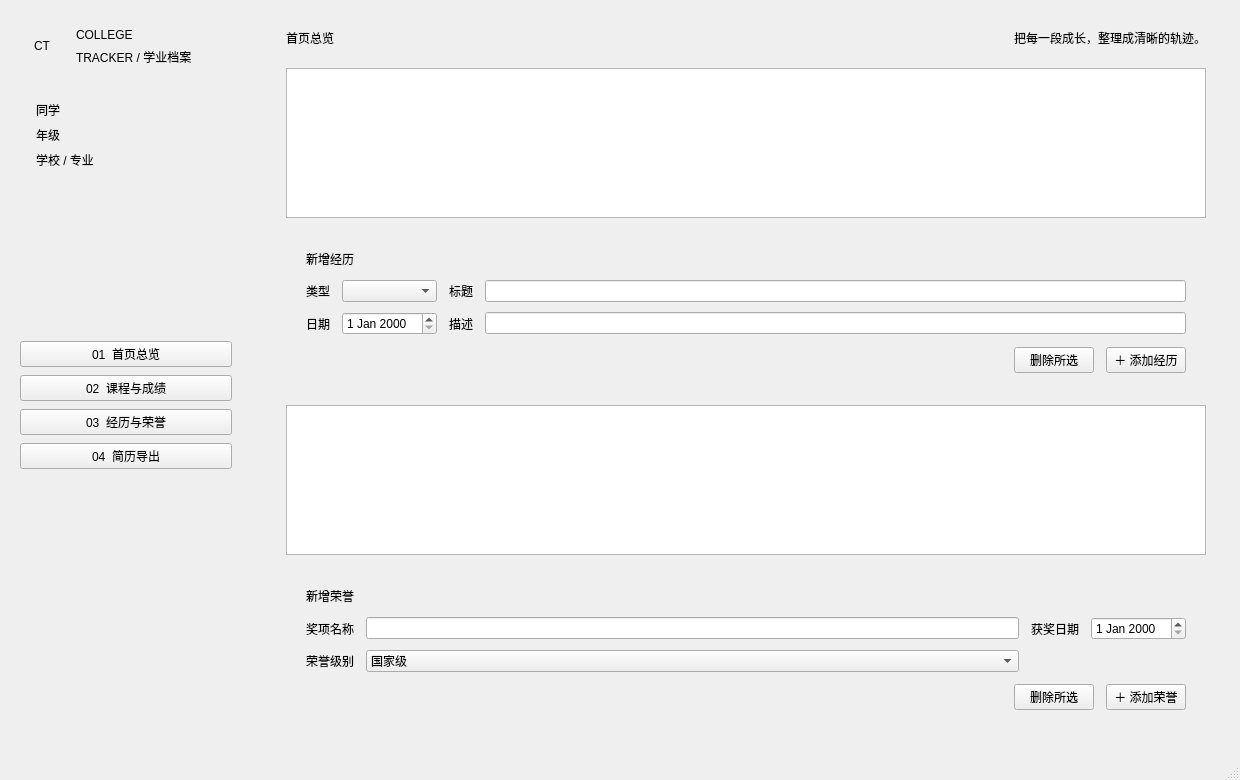
Qt form ui/mainwindow.ui (TokeyTuT/CollegeTracker) before a commit.
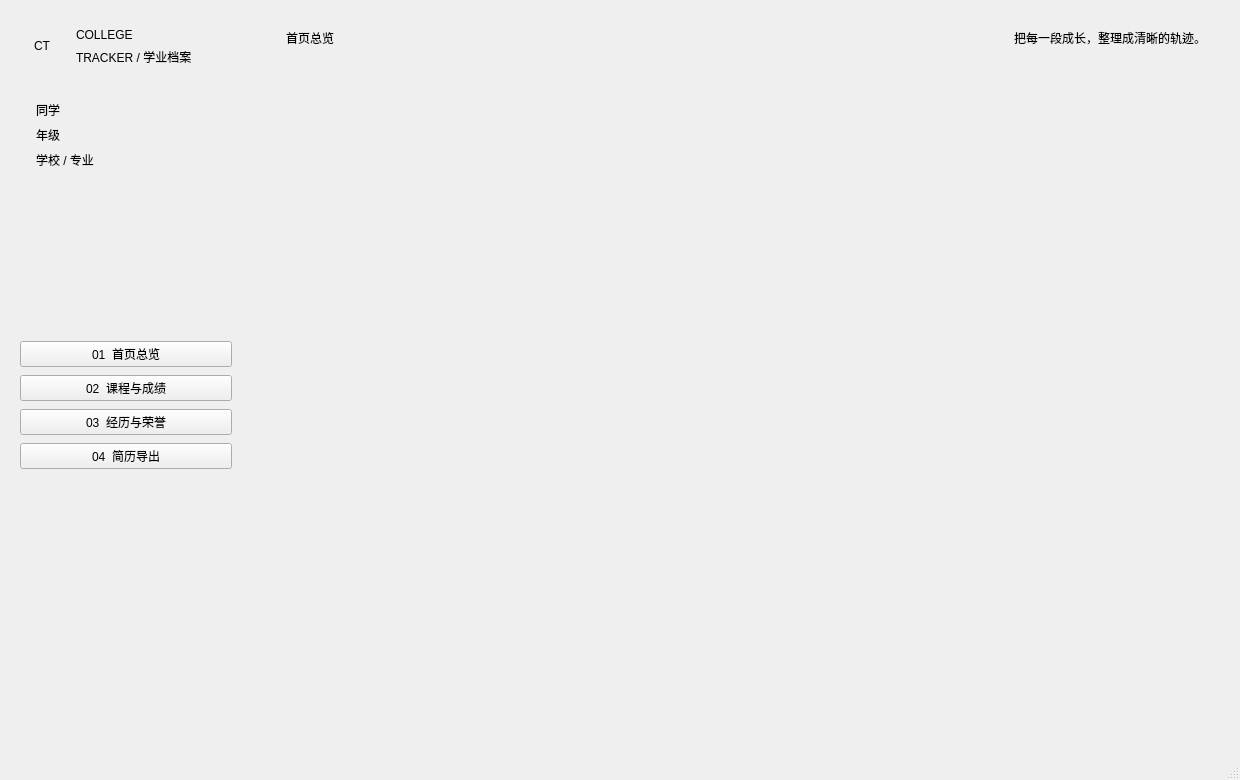
The same form after that commit. The open tabs and pages were chosen to show the change.

Commit message: 进一步重构了了 MainWindow 界面 添加带有UI组件和功能的主页类和简历页类 - 创建了包含图表和统计信息显示界面元素的HomePage.h。 - 实现了ResumePage.cpp和ResumePage.h，用于管理用户简历，包括照片处理、技能和摘要编辑功能。 --- 增加了将简历导出为PDF以及预览模板的功能。 -- 引入了键盘交互事件过滤和动态UI更新功能。

```diff
--- a/ui/mainwindow.ui
+++ b/ui/mainwindow.ui
@@ -292,352 +292,7 @@
         </layout>
        </item>
        <item>
-        <widget class="QStackedWidget" name="stackedWidget">
-         <property name="currentIndex">
-          <number>0</number>
-         </property>
-         <widget class="QWidget" name="homePage"/>
-         <widget class="QWidget" name="coursePage">
-          <layout class="QVBoxLayout" name="coursePageLayout">
-           <property name="spacing">
-            <number>14</number>
-           </property>
-           <property name="leftMargin">
-            <number>0</number>
-           </property>
-           <property name="topMargin">
-            <number>0</number>
-           </property>
-           <property name="rightMargin">
-            <number>0</number>
-           </property>
-           <property name="bottomMargin">
-            <number>0</number>
-           </property>
-           <item>
-            <layout class="QHBoxLayout" name="courseToolbarLayout">
-             <property name="spacing">
-              <number>8</number>
-             </property>
-             <item>
-              <spacer name="courseToolbarSpacer">
-               <property name="orientation">
-                <enum>Qt::Orientation::Horizontal</enum>
-               </property>
-               <property name="sizeHint" stdset="0">
-                <size>
-                 <width>40</width>
-                 <height>20</height>
-                </size>
-               </property>
-              </spacer>
-             </item>
-             <item>
-              <widget class="QPushButton" name="deleteCourseBtn">
-               <property name="text">
-                <string>删除所选</string>
-               </property>
-              </widget>
-             </item>
-             <item>
-              <widget class="QPushButton" name="addCourseBtn">
-               <property name="text">
-                <string>＋ 添加课程</string>
-               </property>
-              </widget>
-             </item>
-            </layout>
-           </item>
-           <item>
-            <widget class="QTableView" name="courseTableView"/>
-           </item>
-           <item>
-            <widget class="QLabel" name="labelStats">
-             <property name="minimumSize">
-              <size>
-               <width>0</width>
-               <height>54</height>
-              </size>
-             </property>
-             <property name="text">
-              <string>暂无课程数据</string>
-             </property>
-             <property name="alignment">
-              <set>Qt::AlignmentFlag::AlignCenter</set>
-             </property>
-            </widget>
-           </item>
-          </layout>
-         </widget>
-         <widget class="QWidget" name="expPage">
-          <layout class="QVBoxLayout" name="expPageLayout">
-           <property name="spacing">
-            <number>14</number>
-           </property>
-           <property name="leftMargin">
-            <number>0</number>
-           </property>
-           <property name="topMargin">
-            <number>0</number>
-           </property>
-           <property name="rightMargin">
-            <number>0</number>
-           </property>
-           <property name="bottomMargin">
-            <number>0</number>
-           </property>
-           <item>
-            <layout class="QHBoxLayout" name="expToolbarLayout">
-             <property name="spacing">
-              <number>8</number>
-             </property>
-            </layout>
-           </item>
-           <item>
-            <widget class="QTableView" name="expTableView"/>
-           </item>
-           <item>
-            <widget class="QFrame" name="addExpFrame">
-             <property name="frameShape">
-              <enum>QFrame::Shape::NoFrame</enum>
-             </property>
-             <layout class="QVBoxLayout" name="addExpFrameLayout">
-              <property name="spacing">
-               <number>12</number>
-              </property>
-              <property name="leftMargin">
-               <number>20</number>
-              </property>
-              <property name="topMargin">
-               <number>18</number>
-              </property>
-              <property name="rightMargin">
-               <number>20</number>
-              </property>
-              <property name="bottomMargin">
-               <number>18</number>
-              </property>
-              <item>
-               <widget class="QLabel" name="addExpTitle">
-                <property name="text">
-                 <string>新增经历</string>
-                </property>
-               </widget>
-              </item>
-              <item>
-               <layout class="QGridLayout" name="expFormGrid">
-                <property name="horizontalSpacing">
-                 <number>12</number>
-                </property>
-                <property name="verticalSpacing">
-                 <number>10</number>
-                </property>
-                <item row="0" column="0">
-                 <widget class="QLabel" name="addExpTypeLbl">
-                  <property name="text">
-                   <string>类型</string>
-                  </property>
-                 </widget>
-                </item>
-                <item row="0" column="1">
-                 <widget class="QComboBox" name="addExpTypeCBox"/>
-                </item>
-                <item row="0" column="2">
-                 <widget class="QLabel" name="addExpTitleLbl">
-                  <property name="text">
-                   <string>标题</string>
-                  </property>
-                 </widget>
-                </item>
-                <item row="0" column="3">
-                 <widget class="QLineEdit" name="addExpTitleLine"/>
-                </item>
-                <item row="1" column="0">
-                 <widget class="QLabel" name="addExpDateLbl">
-                  <property name="text">
-                   <string>日期</string>
-                  </property>
-                 </widget>
-                </item>
-                <item row="1" column="1">
-                 <widget class="QDateEdit" name="addExpDateLine"/>
-                </item>
-                <item row="1" column="2">
-                 <widget class="QLabel" name="addExpDescLbl">
-                  <property name="text">
-                   <string>描述</string>
-                  </property>
-                 </widget>
-                </item>
-                <item row="1" column="3">
-                 <widget class="QLineEdit" name="addExpDescLine"/>
-                </item>
-               </layout>
-              </item>
-              <item>
-               <layout class="QHBoxLayout" name="expActionLayout">
-                <item>
-                 <spacer name="expActionSpacer">
-                  <property name="orientation">
-                   <enum>Qt::Orientation::Horizontal</enum>
-                  </property>
-                  <property name="sizeHint" stdset="0">
-                   <size>
-                    <width>40</width>
-                    <height>20</height>
-                   </size>
-                  </property>
-                 </spacer>
-                </item>
-                <item>
-                 <widget class="QPushButton" name="DelExpBtn">
-                  <property name="text">
-                   <string>删除所选</string>
-                  </property>
-                 </widget>
-                </item>
-                <item>
-                 <widget class="QPushButton" name="addExpBtn">
-                  <property name="text">
-                   <string>＋ 添加经历</string>
-                  </property>
-                 </widget>
-                </item>
-               </layout>
-              </item>
-             </layout>
-            </widget>
-           </item>
-           <item>
-            <widget class="QTableView" name="awardTableView"/>
-           </item>
-           <item>
-            <widget class="QFrame" name="addAwardFrame">
-             <property name="frameShape">
-              <enum>QFrame::Shape::NoFrame</enum>
-             </property>
-             <layout class="QVBoxLayout" name="addAwardFrameLayout">
-              <property name="spacing">
-               <number>12</number>
-              </property>
-              <property name="leftMargin">
-               <number>20</number>
-              </property>
-              <property name="topMargin">
-               <number>18</number>
-              </property>
-              <property name="rightMargin">
-               <number>20</number>
-              </property>
-              <property name="bottomMargin">
-               <number>18</number>
-              </property>
-              <item>
-               <widget class="QLabel" name="addAwardTitle">
-                <property name="text">
-                 <string>新增荣誉</string>
-                </property>
-               </widget>
-              </item>
-              <item>
-               <layout class="QGridLayout" name="awardFormGrid">
-                <property name="horizontalSpacing">
-                 <number>12</number>
-                </property>
-                <property name="verticalSpacing">
-                 <number>10</number>
-                </property>
-                <item row="0" column="0">
-                 <widget class="QLabel" name="addAwardTitleLbl">
-                  <property name="text">
-                   <string>奖项名称</string>
-                  </property>
-                 </widget>
-                </item>
-                <item row="0" column="1">
-                 <widget class="QLineEdit" name="addAwardLine"/>
-                </item>
-                <item row="0" column="2">
-                 <widget class="QLabel" name="addAwardDateLbl">
-                  <property name="text">
-                   <string>获奖日期</string>
-                  </property>
-                 </widget>
-                </item>
-                <item row="0" column="3">
-                 <widget class="QDateEdit" name="addAwardDateLine"/>
-                </item>
-                <item row="1" column="0">
-                 <widget class="QLabel" name="addAwardLevelLbl">
-                  <property name="text">
-                   <string>荣誉级别</string>
-                  </property>
-                 </widget>
-                </item>
-                <item row="1" column="1">
-                 <widget class="QComboBox" name="addAwardLevelCBox">
-                  <item>
-                   <property name="text">
-                    <string>国家级</string>
-                   </property>
-                  </item>
-                  <item>
-                   <property name="text">
-                    <string>省级</string>
-                   </property>
-                  </item>
-                  <item>
-                   <property name="text">
-                    <string>校级</string>
-                   </property>
-                  </item>
-                  <item>
-                   <property name="text">
-                    <string>院级</string>
-                   </property>
-                  </item>
-                 </widget>
-                </item>
-               </layout>
-              </item>
-              <item>
-               <layout class="QHBoxLayout" name="awardActionLayout">
-                <item>
-                 <spacer name="awardActionSpacer">
-                  <property name="orientation">
-                   <enum>Qt::Orientation::Horizontal</enum>
-                  </property>
-                  <property name="sizeHint" stdset="0">
-                   <size>
-                    <width>40</width>
-                    <height>20</height>
-                   </size>
-                  </property>
-                 </spacer>
-                </item>
-                <item>
-                 <widget class="QPushButton" name="delAwardBtn">
-                  <property name="text">
-                   <string>删除所选</string>
-                  </property>
-                 </widget>
-                </item>
-                <item>
-                 <widget class="QPushButton" name="addAwardBtn">
-                  <property name="text">
-                   <string>＋ 添加荣誉</string>
-                  </property>
-                 </widget>
-                </item>
-               </layout>
-              </item>
-             </layout>
-            </widget>
-           </item>
-          </layout>
-         </widget>
-         <widget class="QWidget" name="profilePage"/>
-        </widget>
+        <widget class="QStackedWidget" name="stackedWidget"/>
        </item>
       </layout>
      </widget>
```
The commit also changes 13 other files.
